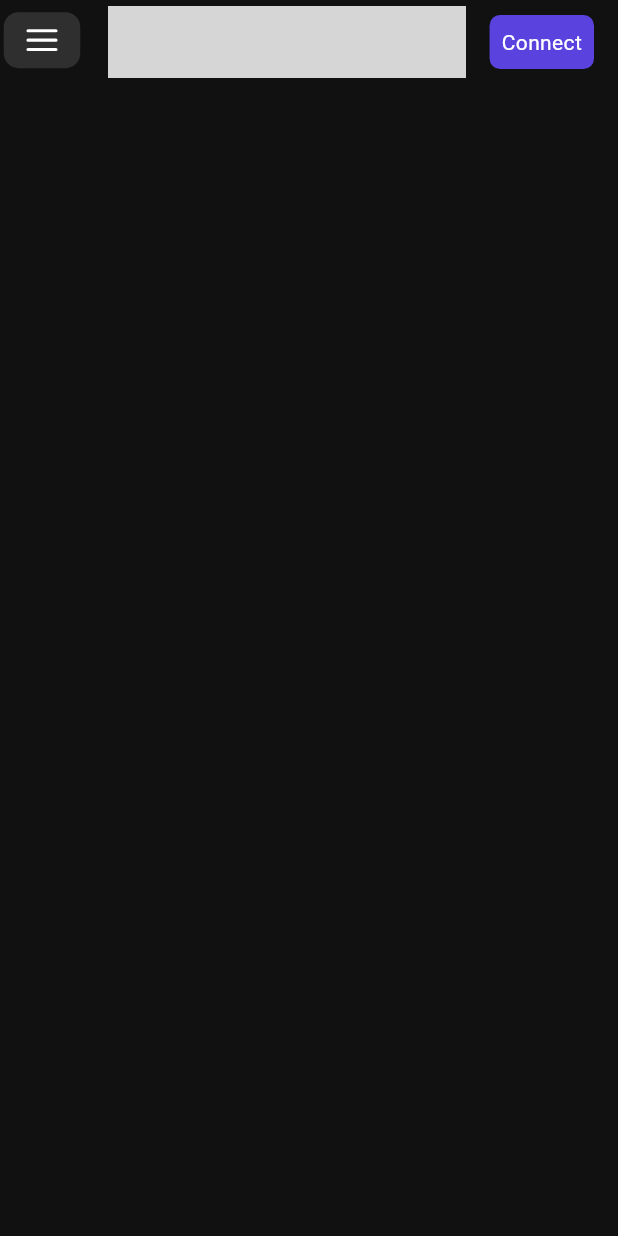
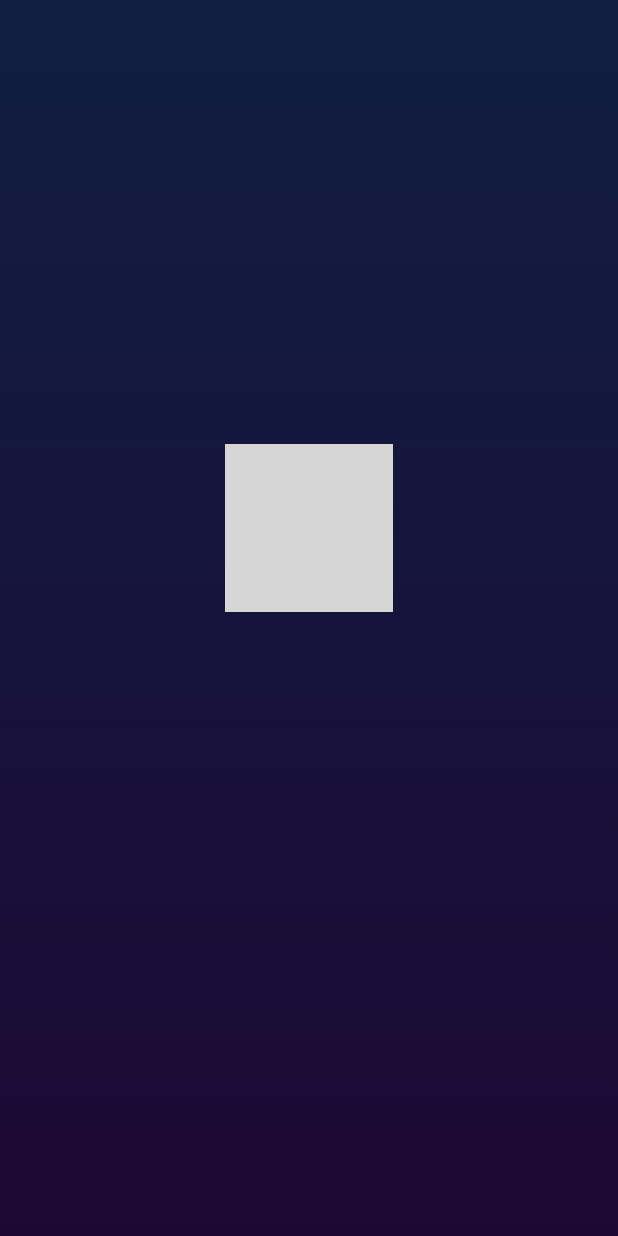
Before and after one commit to StreamFi-x/streamfi, a Flutter app: the first screen one second after launch, on a phone screen of 412 x 824 dp. Run offline on Flutter 3.47's test engine with Material 3 defaults, Android fonts, the light colour scheme and no system bars; our stand-ins replace file_picker, flutter_screenutil, flutter_svg, get_it, go_router, google_fonts and 1 more; project files that could hold a hidden picture were left out; grey boxes are pictures that could not be loaded.

Commit message:
feat:onbaording screen with wallet connect"

```diff
--- a/lib/core/constants/assets.dart
+++ b/lib/core/constants/assets.dart
@@ -14,6 +14,7 @@ class AppAssets {
   static String cancelIcon = '${defifundrIconPath}cancel_icon.svg';
   static String searchIcon = '${defifundrIconPath}search.svg';
   static String checkIcon = '${defifundrIconPath}check.svg';
+  static String streamfiOnb = '${defifundrImagePath}streamfiOnb.svg';
 
   //-------------------------------------------- IMAGES -------------------------------------------- //
   static const defifundrImagePath = 'assets/images/';
@@ -21,4 +22,5 @@ class AppAssets {
   static String people = '${defifundrImagePath}people.png';
   static String live = '${defifundrImagePath}live.png';
   static String dummyAvi = '${defifundrImagePath}dummy_avi.png';
+  static String onb = '${defifundrImagePath}onb.png';
 }
--- a/lib/main.dart
+++ b/lib/main.dart
@@ -1,10 +1,30 @@
-import 'package:flutter/material.dart' show runApp;
-import 'package:streamfi/app.dart';
+import 'package:flutter/material.dart';
+import 'package:flutter_screenutil/flutter_screenutil.dart';
+import 'package:streamfi/screens/onboarding/onboarding.dart';
+import 'screens/splash_screen.dart';
 
-void main() => _initializeImportantResources().then(
-      (_) => runApp(
-        const App(),
+void main() {
+  runApp(const MyApp());
+}
+
+class MyApp extends StatelessWidget {
+  const MyApp({super.key});
+
+  @override
+  Widget build(BuildContext context) {
+    return ScreenUtilInit(
+      designSize: const Size(375, 812),
+      child: MaterialApp(
+        title: 'StreamFi',
+        debugShowCheckedModeBanner: false,
+        theme: ThemeData(
+          colorScheme: ColorScheme.fromSeed(seedColor: const Color(0xFF22A4F5)),
+          useMaterial3: true,
+        ),
+        home: SplashScreen(
+          nextScreen: const OnboardingScreen(),
+        ),
       ),
     );
-
-Future<void> _initializeImportantResources() async {}
+  }
+}
--- a/lib/screens/auth_screens/screens/auth_screen.dart
+++ b/lib/screens/auth_screens/screens/auth_screen.dart
@@ -336,7 +336,8 @@ class _AuthScreenState extends State<AuthScreen> {
                     context: context,
                     barrierDismissible: false,
                     builder: (context) => EmailVerificationDialog(
-                      email: "user@example.com", // Replace with actual user email
+                      email:
+                          "user@example.com", // Replace with actual user email
                       onVerify: (code) {
                         // Handle verification logic here
                         print("Verification code: $code");
--- /dev/null
+++ b/lib/screens/splash_screen.dart
@@ -0,0 +1,87 @@
+import 'package:flutter/material.dart';
+import 'package:flutter_svg/flutter_svg.dart';
+import 'dart:async';
+
+class SplashScreen extends StatefulWidget {
+  final Widget nextScreen;
+
+  const SplashScreen({
+    Key? key,
+    required this.nextScreen,
+  }) : super(key: key);
+
+  @override
+  State<SplashScreen> createState() => _SplashScreenState();
+}
+
+class _SplashScreenState extends State<SplashScreen> with SingleTickerProviderStateMixin {
+  late AnimationController _animationController;
+  late Animation<double> _animation;
+
+  @override
+  void initState() {
+    super.initState();
+
+    _animationController = AnimationController(
+      vsync: this,
+      duration: const Duration(milliseconds: 1500),
+    );
+
+    _animation = CurvedAnimation(
+      parent: _animationController,
+      curve: Curves.easeInOut,
+    );
+
+    _animationController.forward();
+
+    // Navigate to next screen after 3 seconds
+    Timer(const Duration(seconds: 3), () {
+      Navigator.of(context).pushReplacement(
+        MaterialPageRoute(builder: (_) => widget.nextScreen),
+      );
+    });
+  }
+
+  @override
+  void dispose() {
+    _animationController.dispose();
+    super.dispose();
+  }
+
+  @override
+  Widget build(BuildContext context) {
+    return Scaffold(
+      body: Container(
+        decoration: const BoxDecoration(
+          gradient: LinearGradient(
+            begin: Alignment.bottomCenter,
+            end: Alignment.topCenter,
+            colors: [
+              Color(0xFF1d0834), // Bottom color
+              Color(0xFF101f41), // Top color
+            ],
+          ),
+        ),
+        child: Center(
+          child: Transform.translate(
+            offset: const Offset(0, -60), // Move 60 pixels up
+            child: FadeTransition(
+              opacity: _animation,
+              child: ScaleTransition(
+                scale: _animation,
+                child: SizedBox(
+                  height: 200,
+                  width: 200,
+                  child: SvgPicture.asset(
+                    'assets/images/logo.svg',
+                    semanticsLabel: 'StreamFi Logo',
+                  ),
+                ),
+              ),
+            ),
+          ),
+        ),
+      ),
+    );
+  }
+}
```
Also changed, not shown: lib/core/constants/app_texts.dart (+15 -2 lines), lib/screens/onboarding/connect wallet._screen.dart (added, +158 -0 lines), lib/screens/onboarding/onboarding.dart (added, +144 -0 lines), lib/screens/onboarding/widget/connect_wallet_button.dart (added, +46 -0 lines), lib/screens/setting_screens/widget/notifications.dart (+4 -27 lines), assets/images/onb.png (added), pubspec.lock, 128 other files.
